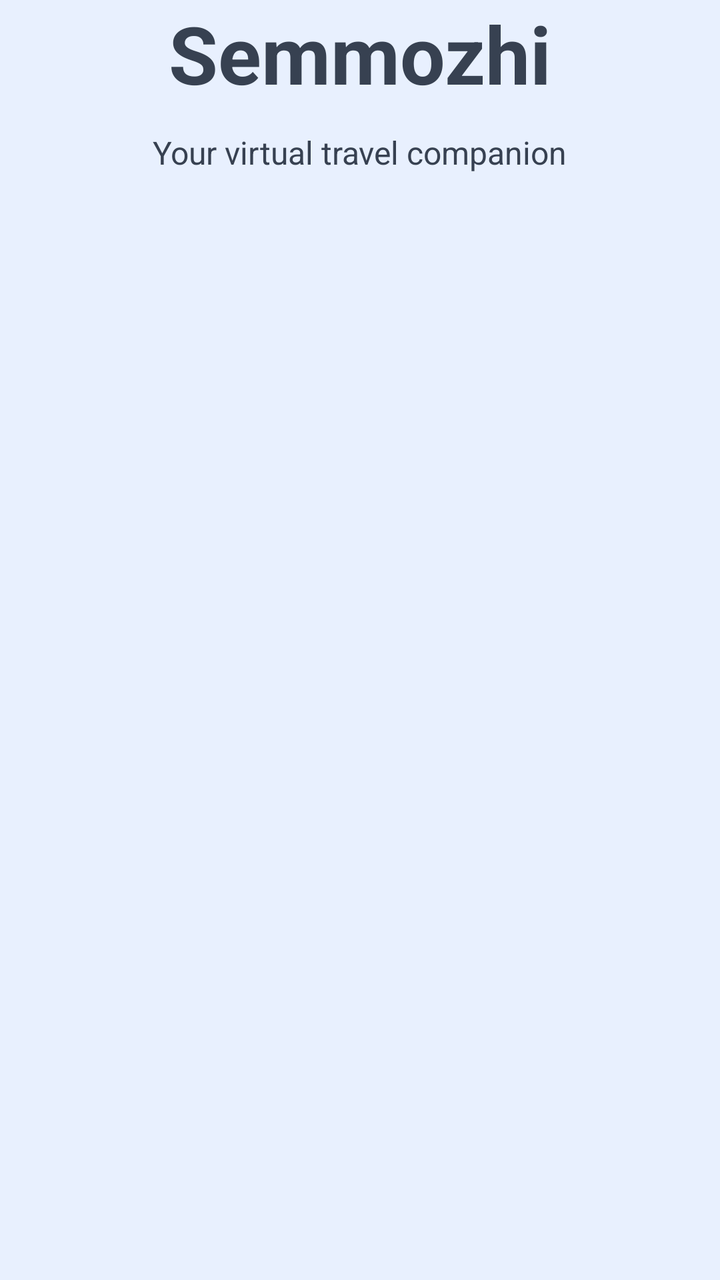
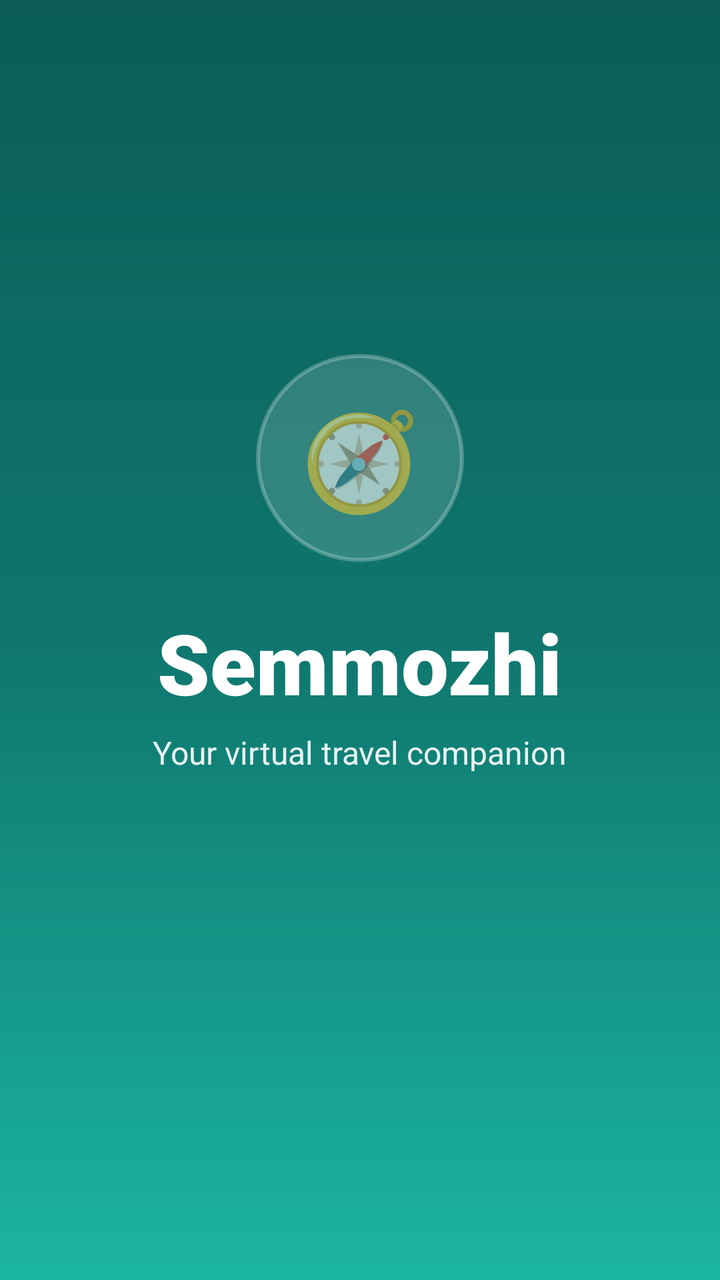

Before-and-after screenshots of an Android layout around one commit, followed by the original layout XML and the change that was made.
<!-- AndroidManifest.xml: application theme Theme.TourCompanion -->
<!-- res/layout/activity_splash.xml -->
<?xml version="1.0" encoding="utf-8"?>
<androidx.constraintlayout.widget.ConstraintLayout
    xmlns:android="http://schemas.android.com/apk/res/android"
    xmlns:app="http://schemas.android.com/apk/res-auto"
    android:layout_width="match_parent"
    android:layout_height="match_parent"
    android:background="#E8F0FE">

    <TextView
        android:id="@+id/tvAppName"
        android:layout_width="wrap_content"
        android:layout_height="wrap_content"
        android:text="Semmozhi"
        android:textColor="#374151"
        android:textSize="40sp"
        android:textStyle="bold"
        app:layout_constraintBottom_toTopOf="@id/tvTagline"
        app:layout_constraintEnd_toEndOf="parent"
        app:layout_constraintStart_toStartOf="parent"
        app:layout_constraintTop_toTopOf="parent"
        app:layout_constraintVertical_chainStyle="packed" />

    <TextView
        android:id="@+id/tvTagline"
        android:layout_width="wrap_content"
        android:layout_height="wrap_content"
        android:layout_marginTop="12dp"
        android:text="Your virtual travel companion"
        android:textColor="#374151"
        android:textSize="16sp"
        app:layout_constraintEnd_toEndOf="parent"
        app:layout_constraintStart_toStartOf="parent"
        app:layout_constraintTop_toBottomOf="@id/tvAppName" />

    <ProgressBar
        android:id="@+id/progressBar"
        android:layout_width="40dp"
        android:layout_height="40dp"
        android:layout_marginTop="36dp"
        app:layout_constraintEnd_toEndOf="parent"
        app:layout_constraintStart_toStartOf="parent"
        app:layout_constraintTop_toBottomOf="@id/tvTagline" />

</androidx.constraintlayout.widget.ConstraintLayout>
<!-- resources referenced by this layout -->
<resources>
  <style name="Theme.TourCompanion" parent="Theme.MaterialComponents.DayNight.DarkActionBar">
          
          <item name="colorPrimary">@color/purple_500</item>
          <item name="colorPrimaryVariant">@color/purple_700</item>
          <item name="colorOnPrimary">@color/white</item>
          
          <item name="colorSecondary">@color/teal_200</item>
          <item name="colorSecondaryVariant">@color/teal_700</item>
          <item name="colorOnSecondary">@color/black</item>
          
          <item name="android:statusBarColor">?attr/colorPrimaryVariant</item>
          
      </style>
  <color name="purple_500">#FF6200EE</color>
  <color name="purple_700">#FF3700B3</color>
  <color name="white">#FFFFFFFF</color>
  <color name="teal_200">#FF03DAC5</color>
  <color name="teal_700">#FF018786</color>
  <color name="black">#FF000000</color>
</resources>

<!-- the commit's change to res/layout/activity_splash.xml (unified diff, before → after) -->
@@ -1,44 +1,44 @@
 <?xml version="1.0" encoding="utf-8"?>
-<androidx.constraintlayout.widget.ConstraintLayout
+<LinearLayout
     xmlns:android="http://schemas.android.com/apk/res/android"
     xmlns:app="http://schemas.android.com/apk/res-auto"
     android:layout_width="match_parent"
     android:layout_height="match_parent"
-    android:background="#E8F0FE">
+    android:background="@drawable/bg_splash"
+    android:gravity="center"
+    android:orientation="vertical">
+
+    <TextView
+        android:layout_width="104dp"
+        android:layout_height="104dp"
+        android:background="@drawable/bg_circle_soft"
+        android:gravity="center"
+        android:text="🧭"
+        android:textSize="48sp" />
 
     <TextView
         android:id="@+id/tvAppName"
         android:layout_width="wrap_content"
         android:layout_height="wrap_content"
+        android:layout_marginTop="22dp"
+        android:fontFamily="sans-serif-black"
         android:text="Semmozhi"
-        android:textColor="#374151"
-        android:textSize="40sp"
-        android:textStyle="bold"
-        app:layout_constraintBottom_toTopOf="@id/tvTagline"
-        app:layout_constraintEnd_toEndOf="parent"
-        app:layout_constraintStart_toStartOf="parent"
-        app:layout_constraintTop_toTopOf="parent"
-        app:layout_constraintVertical_chainStyle="packed" />
+        android:textColor="@color/white"
+        android:textSize="42sp" />
 
     <TextView
         android:id="@+id/tvTagline"
         android:layout_width="wrap_content"
         android:layout_height="wrap_content"
-        android:layout_marginTop="12dp"
+        android:layout_marginTop="6dp"
         android:text="Your virtual travel companion"
-        android:textColor="#374151"
-        android:textSize="16sp"
-        app:layout_constraintEnd_toEndOf="parent"
-        app:layout_constraintStart_toStartOf="parent"
-        app:layout_constraintTop_toBottomOf="@id/tvAppName" />
+        android:textColor="#E6FFFFFF"
+        android:textSize="16sp" />
 
     <ProgressBar
         android:id="@+id/progressBar"
-        android:layout_width="40dp"
-        android:layout_height="40dp"
-        android:layout_marginTop="36dp"
-        app:layout_constraintEnd_toEndOf="parent"
-        app:layout_constraintStart_toStartOf="parent"
-        app:layout_constraintTop_toBottomOf="@id/tvTagline" />
-
-</androidx.constraintlayout.widget.ConstraintLayout>
+        android:layout_width="36dp"
+        android:layout_height="36dp"
+        android:layout_marginTop="40dp"
+        android:indeterminateTint="@color/white" />
+</LinearLayout>
<!-- resource entries referenced after the edit -->
@@ -1,23 +1,48 @@
 <!-- resources referenced by this layout -->
 <resources>
-  <style name="Theme.TourCompanion" parent="Theme.MaterialComponents.DayNight.DarkActionBar">
-          
-          <item name="colorPrimary">@color/purple_500</item>
-          <item name="colorPrimaryVariant">@color/purple_700</item>
+  <style name="Theme.TourCompanion" parent="Theme.MaterialComponents.Light.NoActionBar">
+          <item name="colorPrimary">@color/primary</item>
+          <item name="colorPrimaryVariant">@color/primary_dark</item>
           <item name="colorOnPrimary">@color/white</item>
-          
-          <item name="colorSecondary">@color/teal_200</item>
-          <item name="colorSecondaryVariant">@color/teal_700</item>
-          <item name="colorOnSecondary">@color/black</item>
-          
-          <item name="android:statusBarColor">?attr/colorPrimaryVariant</item>
-          
+          <item name="colorSecondary">@color/accent</item>
+          <item name="colorSecondaryVariant">@color/accent</item>
+          <item name="colorOnSecondary">@color/text_primary</item>
+          <item name="android:colorBackground">@color/bg</item>
+          <item name="android:windowBackground">@color/bg</item>
+          <item name="android:statusBarColor">@color/primary_dark</item>
+          <item name="android:textColorPrimary">@color/text_primary</item>
+          <item name="android:textColorSecondary">@color/text_secondary</item>
+          <item name="materialButtonStyle">@style/Widget.Tour.Button.Primary</item>
       </style>
-  <color name="purple_500">#FF6200EE</color>
-  <color name="purple_700">#FF3700B3</color>
+  <color name="primary">#0F766E</color>
+  <color name="primary_dark">#0B5D56</color>
+  <color name="accent">#F59E0B</color>
+  <color name="text_primary">#0F172A</color>
+  <color name="bg">#F2F8F7</color>
+  <color name="text_secondary">#64748B</color>
+  <style name="Widget.Tour.Button.Primary" parent="Widget.MaterialComponents.Button">
+          <item name="backgroundTint">@color/primary</item>
+          <item name="android:textColor">@color/white</item>
+          <item name="cornerRadius">28dp</item>
+          <item name="android:textAllCaps">false</item>
+          <item name="android:textSize">16sp</item>
+          <item name="android:fontFamily">sans-serif-medium</item>
+          <item name="android:minHeight">54dp</item>
+          <item name="android:insetTop">0dp</item>
+          <item name="android:insetBottom">0dp</item>
+          <item name="rippleColor">#33FFFFFF</item>
+      </style>
   <color name="white">#FFFFFFFF</color>
-  <color name="teal_200">#FF03DAC5</color>
-  <color name="teal_700">#FF018786</color>
-  <color name="black">#FF000000</color>
+  <!-- drawable bg_circle_soft (drawable) -->
+  <?xml version="1.0" encoding="utf-8"?>
+  <shape xmlns:android="http://schemas.android.com/apk/res/android" android:shape="oval">
+      <solid android:color="#26FFFFFF" />
+      <stroke android:width="2dp" android:color="#40FFFFFF" />
+  </shape>
+  <!-- drawable bg_splash (drawable) -->
+  <?xml version="1.0" encoding="utf-8"?>
+  <shape xmlns:android="http://schemas.android.com/apk/res/android" android:shape="rectangle">
+      <gradient android:type="linear" android:angle="270" android:startColor="#0B5D56" android:centerColor="#0F766E" android:endColor="#1BB5A1" />
+  </shape>
 </resources>
 
